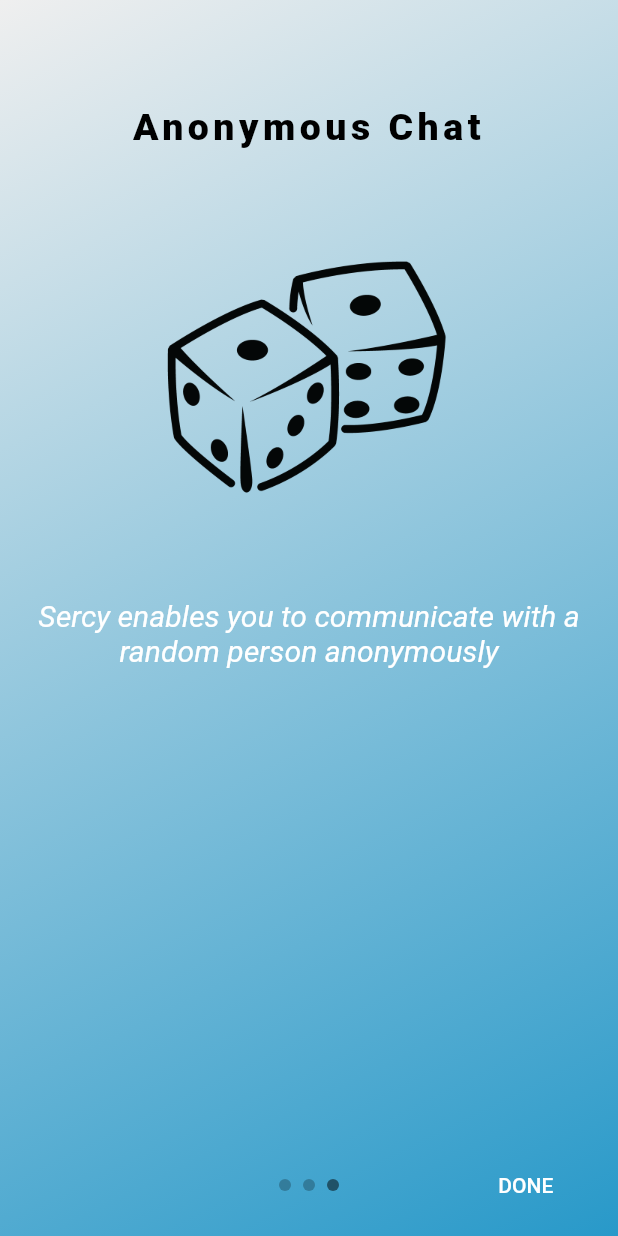
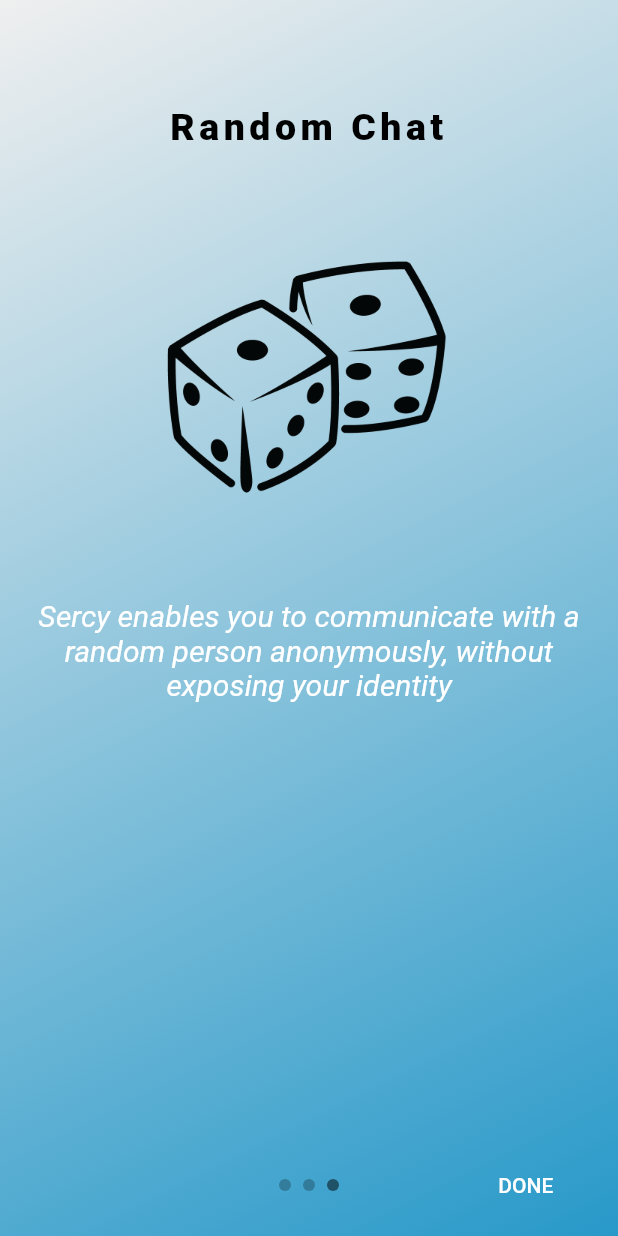
Before and after one commit to MohammadSrahin/Sercy, a Flutter app: the screen it shows after launch, swiped to page 3, on a phone screen of 412 x 824 dp. Run offline on Flutter 3.47's test engine with Material 2 defaults, Android fonts, the phone set to English and light mode, and no system bars; drawn by our look-alikes of intro_slider; our stand-ins replace animated_text_kit, cloud_firestore, firebase_auth, firebase_core, rflutter_alert; missing offline and left inert: loading_animations, platform_alert_dialog; accounts and stored records are empty; network calls fail; Roboto replaces fonts that are missing (RobotoMono).

```diff
--- a/lib/screens/intro_screen.dart
+++ b/lib/screens/intro_screen.dart
@@ -12,15 +12,12 @@ class IntroScreen extends StatefulWidget {
 }
 
 class _IntroScreenState extends State<IntroScreen> {
-
-
   List<Slide> slides = new List();
   final AuthManager authManager = AuthManager();
   @override
   void initState() {
     authManager.signInAnonymously();
     super.initState();
-
 
     slides.add(
       new Slide(
@@ -34,8 +31,12 @@ class _IntroScreenState extends State<IntroScreen> {
           letterSpacing: 3,
         ),
         description:
-        "Sercy is an online \"talking therapy\" app where people can safely explore their difficulties with other people in an anonymous way",
-        styleDescription:TextStyle(color: Colors.white, fontSize: 20.0, fontStyle: FontStyle.italic,fontWeight: FontWeight.w400),
+            "Sercy is an online \"talking therapy\" app where people can safely explore their difficulties with other people in an anonymous way",
+        styleDescription: TextStyle(
+            color: Colors.white,
+            fontSize: 20.0,
+            fontStyle: FontStyle.italic,
+            fontWeight: FontWeight.w400),
         pathImage: 'images/tlogo6.png',
         colorBegin: Color(0xffEFEFEF),
         colorEnd: Color(0xff802892),
@@ -52,9 +53,12 @@ class _IntroScreenState extends State<IntroScreen> {
           fontFamily: 'RobotoMono',
           letterSpacing: 3,
         ),
-        description:
-            "Sercy has professional therapist that can advise you",
-        styleDescription:TextStyle(color: Colors.white, fontSize: 20.0, fontStyle: FontStyle.italic,fontWeight: FontWeight.w400),
+        description: "Sercy has professional therapists that can advise you",
+        styleDescription: TextStyle(
+            color: Colors.white,
+            fontSize: 20.0,
+            fontStyle: FontStyle.italic,
+            fontWeight: FontWeight.w400),
         pathImage: 'images/therapist.png',
         colorBegin: Color(0xffEFEFEF),
         colorEnd: Color(0xffD48B07),
@@ -62,7 +66,7 @@ class _IntroScreenState extends State<IntroScreen> {
     );
     slides.add(
       new Slide(
-        title: "Anonymous Chat",
+        title: "Random Chat",
         styleTitle: TextStyle(
           fontSize: 25,
           fontWeight: FontWeight.w800,
@@ -72,8 +76,12 @@ class _IntroScreenState extends State<IntroScreen> {
           letterSpacing: 3,
         ),
         description:
-        "Sercy enables you to communicate with a random person anonymously",
-        styleDescription:TextStyle(color: Colors.white, fontSize: 20.0, fontStyle: FontStyle.italic,fontWeight: FontWeight.w400),
+            "Sercy enables you to communicate with a random person anonymously, without exposing your identity",
+        styleDescription: TextStyle(
+            color: Colors.white,
+            fontSize: 20.0,
+            fontStyle: FontStyle.italic,
+            fontWeight: FontWeight.w400),
         pathImage: 'images/dice.png',
         colorBegin: Color(0xffEFEFEF),
         colorEnd: Color(0xff2899c9),
@@ -83,7 +91,6 @@ class _IntroScreenState extends State<IntroScreen> {
 
   void onDonePress() {
     Navigator.pushNamed(context, WelcomeScreen.id);
-
   }
 
   @override
--- a/lib/screens/welcome_screen.dart
+++ b/lib/screens/welcome_screen.dart
@@ -104,7 +104,7 @@ class _WelcomeScreen extends State<WelcomeScreen> {
                           crossAxisAlignment: CrossAxisAlignment.start,
                           children: <Widget>[
                             Text(
-                              'Anonymous Chat',
+                              'Random Chat',
                               style: TextStyle(
                                 fontSize: displayWidth(context) * 0.055,
                                 // fontSize: 25,
@@ -115,7 +115,7 @@ class _WelcomeScreen extends State<WelcomeScreen> {
                               height: displayHeight(context) * 0.006,
                             ),
                             Text(
-                              'Connects you with \na random person',
+                              'Connects you with\na random person to\nchat with anonymously',
                               style: TextStyle(
                                   fontStyle: FontStyle.italic,
                                   fontSize: displayWidth(context) * 0.035),
```
